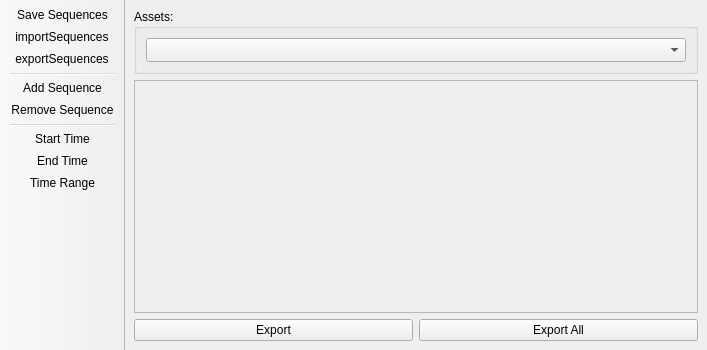
This is fbx/ui/qfbxsequenceeditor.ui in bhsingleton/dcc as Qt 5 draws it before an edit. The edited form follows.
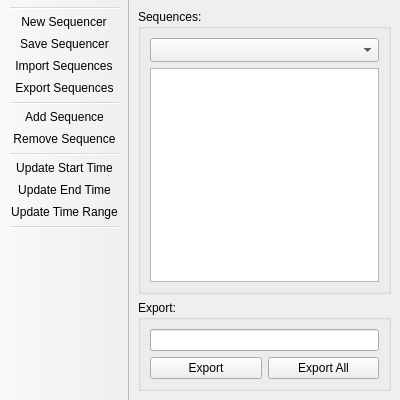
This is the edited form. Icons and pictures are not drawn.

Commit message: Incorporating QPSONItemModel into sequencer.

```diff
--- a/fbx/ui/qfbxsequenceeditor.ui
+++ b/fbx/ui/qfbxsequenceeditor.ui
@@ -1,19 +1,19 @@
 <?xml version="1.0" encoding="UTF-8"?>
 <ui version="4.0">
- <class>fbxSequenceEditorWindow</class>
- <widget class="QMainWindow" name="fbxSequenceEditorWindow">
+ <class>QFbxSequencerEditor</class>
+ <widget class="QMainWindow" name="QFbxSequencerEditor">
   <property name="geometry">
    <rect>
     <x>0</x>
     <y>0</y>
-    <width>707</width>
-    <height>350</height>
+    <width>400</width>
+    <height>400</height>
    </rect>
   </property>
   <property name="minimumSize">
    <size>
-    <width>700</width>
-    <height>350</height>
+    <width>400</width>
+    <height>400</height>
    </size>
   </property>
   <property name="windowTitle">
@@ -22,18 +22,18 @@
   <property name="documentMode">
    <bool>false</bool>
   </property>
-  <widget class="QWidget" name="centralwidget">
+  <widget class="QWidget" name="centralWidget">
    <layout class="QVBoxLayout" name="verticalLayout_3">
     <item>
-     <widget class="QGroupBox" name="assetsGroupBox">
+     <widget class="QGroupBox" name="sequencerGroupBox">
       <property name="title">
-       <string>Assets:</string>
+       <string>Sequences:</string>
       </property>
       <layout class="QVBoxLayout" name="assetsLayout">
        <item>
-        <layout class="QHBoxLayout" name="assetLayout">
+        <layout class="QVBoxLayout" name="verticalLayout">
          <item>
-          <widget class="QComboBox" name="assetComboBox">
+          <widget class="QComboBox" name="sequencerComboBox">
            <property name="sizePolicy">
             <sizepolicy hsizetype="Expanding" vsizetype="Fixed">
              <horstretch>0</horstretch>
@@ -54,30 +54,43 @@
            </property>
           </widget>
          </item>
+         <item>
+          <widget class="QTreeView" name="sequencerTreeView">
+           <property name="styleSheet">
+            <string notr="true">QTreeView::item { height: 24px; }</string>
+           </property>
+           <property name="selectionMode">
+            <enum>QAbstractItemView::ExtendedSelection</enum>
+           </property>
+          </widget>
+         </item>
         </layout>
        </item>
       </layout>
      </widget>
     </item>
     <item>
-     <widget class="QScrollArea" name="scrollArea">
-      <property name="widgetResizable">
+     <widget class="QGroupBox" name="exportGroupBox">
+      <property name="title">
+       <string>Export:</string>
+      </property>
+      <layout class="QVBoxLayout" name="exportLayout">
+       <item>
+        <layout class="QHBoxLayout" name="exportPathLayout">
+         <item>
+          <widget class="QLineEdit" name="exportPathLineEdit">
+           <property name="acceptDrops">
+            <bool>false</bool>
+           </property>
+           <property name="readOnly">
        <bool>true</bool>
       </property>
-      <widget class="QWidget" name="scrollAreaContents">
-       <property name="geometry">
-        <rect>
-         <x>0</x>
-         <y>0</y>
-         <width>656</width>
-         <height>234</height>
-        </rect>
-       </property>
-      </widget>
-     </widget>
+          </widget>
+         </item>
+        </layout>
     </item>
     <item>
-     <layout class="QHBoxLayout" name="buttonLayout">
+        <layout class="QHBoxLayout" name="exportButtonLayout">
       <item>
        <widget class="QPushButton" name="exportPushButton">
         <property name="text">
@@ -96,7 +109,10 @@
     </item>
    </layout>
   </widget>
-  <widget class="QToolBar" name="toolBar">
+    </item>
+   </layout>
+  </widget>
+  <widget class="QToolBar" name="centralToolBar">
    <property name="windowTitle">
     <string>toolBar</string>
    </property>
@@ -121,16 +137,19 @@
    <attribute name="toolBarBreak">
     <bool>false</bool>
    </attribute>
-   <addaction name="saveSequencesAction"/>
+   <addaction name="separator"/>
+   <addaction name="newSequencerAction"/>
+   <addaction name="saveSequencerAction"/>
    <addaction name="importSequencesAction"/>
    <addaction name="exportSequencesAction"/>
    <addaction name="separator"/>
    <addaction name="addSequenceAction"/>
    <addaction name="removeSequenceAction"/>
    <addaction name="separator"/>
-   <addaction name="startTimeAction"/>
-   <addaction name="endTimeAction"/>
-   <addaction name="timeRangeAction"/>
+   <addaction name="updateStartTimeAction"/>
+   <addaction name="updateEndTimeAction"/>
+   <addaction name="updateTimeRangeAction"/>
+   <addaction name="separator"/>
   </widget>
   <action name="addSequenceAction">
    <property name="icon">
@@ -140,6 +159,9 @@
    <property name="text">
     <string>Add Sequence</string>
    </property>
+   <property name="toolTip">
+    <string>Adds a new sequence to the active sequencer.</string>
+   </property>
   </action>
   <action name="removeSequenceAction">
    <property name="icon">
@@ -149,53 +171,56 @@
    <property name="text">
     <string>Remove Sequence</string>
    </property>
+   <property name="toolTip">
+    <string>Remove the selected sequences.</string>
+   </property>
   </action>
-  <action name="startTimeAction">
+  <action name="updateStartTimeAction">
    <property name="icon">
     <iconset resource="../../ui/resources.qrc">
      <normaloff>:/dcc/icons/start_time.svg</normaloff>:/dcc/icons/start_time.svg</iconset>
    </property>
    <property name="text">
-    <string>Start Time</string>
+    <string>Update Start Time</string>
    </property>
    <property name="toolTip">
     <string>LMB adopts start frame. Shift + LMB copies start frame.</string>
    </property>
   </action>
-  <action name="endTimeAction">
+  <action name="updateEndTimeAction">
    <property name="icon">
     <iconset resource="../../ui/resources.qrc">
      <normaloff>:/dcc/icons/end_time.svg</normaloff>:/dcc/icons/end_time.svg</iconset>
    </property>
    <property name="text">
-    <string>End Time</string>
+    <string>Update End Time</string>
    </property>
    <property name="toolTip">
     <string>LMB adopts end frame. Shift + LMB copies end frame.</string>
    </property>
   </action>
-  <action name="timeRangeAction">
+  <action name="updateTimeRangeAction">
    <property name="icon">
     <iconset resource="../../ui/resources.qrc">
      <normaloff>:/dcc/icons/timeline.png</normaloff>:/dcc/icons/timeline.png</iconset>
    </property>
    <property name="text">
-    <string>Time Range</string>
+    <string>Update Time Range</string>
    </property>
    <property name="toolTip">
     <string>LMB adopts timerange. Shift + LMB copies timerange.</string>
    </property>
   </action>
-  <action name="saveSequencesAction">
+  <action name="saveSequencerAction">
    <property name="icon">
     <iconset resource="../../ui/resources.qrc">
      <normaloff>:/dcc/icons/save_file.svg</normaloff>:/dcc/icons/save_file.svg</iconset>
    </property>
    <property name="text">
-    <string>Save Sequences</string>
+    <string>Save Sequencer</string>
    </property>
    <property name="toolTip">
-    <string>Saves changes made to sequences</string>
+    <string>Saves any changes made to the active sequencer.</string>
    </property>
   </action>
   <action name="importSequencesAction">
@@ -204,10 +229,10 @@
      <normaloff>:/dcc/icons/import_file.svg</normaloff>:/dcc/icons/import_file.svg</iconset>
    </property>
    <property name="text">
-    <string>importSequences</string>
+    <string>Import Sequences</string>
    </property>
    <property name="toolTip">
-    <string>Import sequences</string>
+    <string>Import sequences into the active sequencer.</string>
    </property>
   </action>
   <action name="exportSequencesAction">
@@ -216,10 +241,22 @@
      <normaloff>:/dcc/icons/export_file.svg</normaloff>:/dcc/icons/export_file.svg</iconset>
    </property>
    <property name="text">
-    <string>exportSequences</string>
+    <string>Export Sequences</string>
    </property>
    <property name="toolTip">
-    <string>Export sequences</string>
+    <string>Export sequences from the active sequencer.</string>
+   </property>
+  </action>
+  <action name="newSequencerAction">
+   <property name="icon">
+    <iconset resource="../../ui/resources.qrc">
+     <normaloff>:/dcc/icons/new_file.svg</normaloff>:/dcc/icons/new_file.svg</iconset>
+   </property>
+   <property name="text">
+    <string>New Sequencer</string>
+   </property>
+   <property name="toolTip">
+    <string>Creates a new sequencer.</string>
    </property>
   </action>
  </widget>
```
Lines whose indentation alone changed are shown as unchanged. The commit also changes 1 other file.
